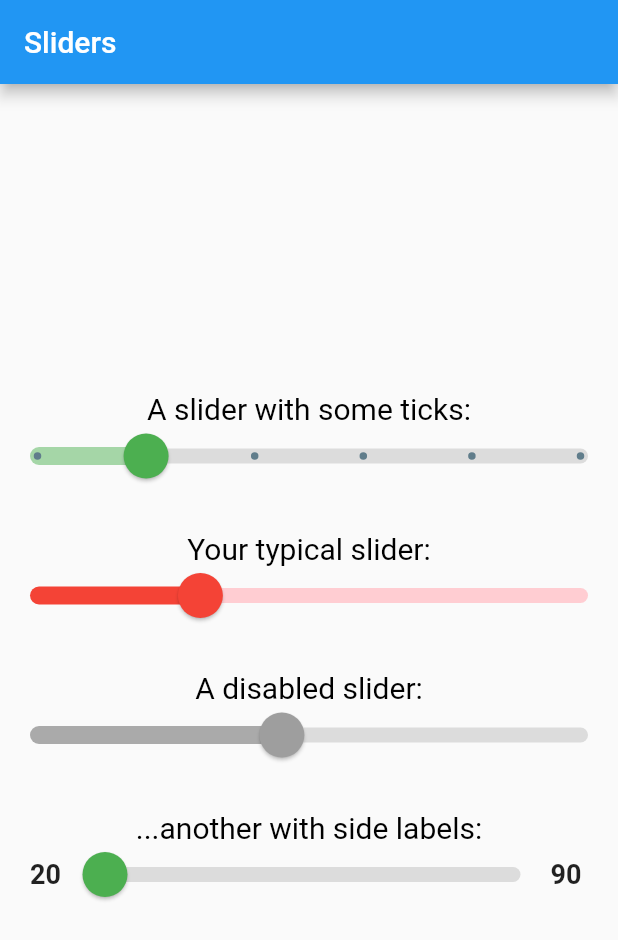
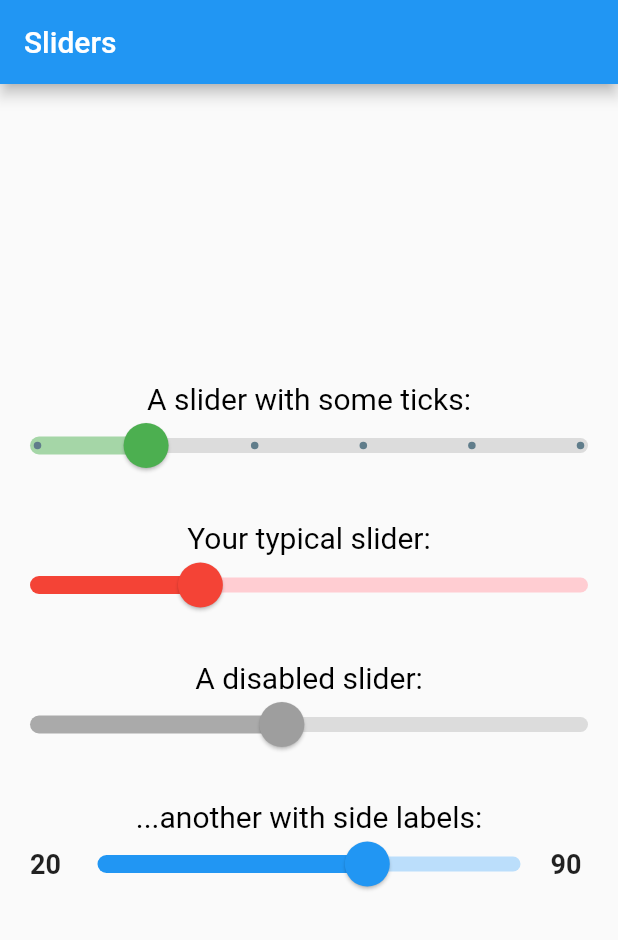
Before and after one commit to PyromancerBoom/flutterSlidersTemplate, a Flutter app: the screen it shows after launch, on a phone screen of 412 x 824 dp. Shown: the top 940 px of the screen. Run offline on Flutter 3.47's test engine with Material 2 defaults, Android fonts, the phone set to English and light mode, and no system bars.

```diff
--- a/lib/main.dart
+++ b/lib/main.dart
@@ -25,7 +25,7 @@ class MyStatefulWidget extends StatefulWidget {
 
 class _MyStatefulWidgetState extends State<MyStatefulWidget> {
   int indexTop = 0;
-  double valueBottom = 20;
+  double valueBottom = 65;
   double value = 20;
   double value2 = 30;
   @override
@@ -99,17 +99,41 @@ class _MyStatefulWidgetState extends State<MyStatefulWidget> {
           mainAxisAlignment: MainAxisAlignment.center,
           children: [
             buildSliderSideLabel(),
-            const SizedBox(height: 16),
+            const SizedBox(height: 30),
+            //volumeSlider(),
           ],
         ),
       ],
     ),
   );
 
+  @override
+  void initState() {
+    super.initState();
+  }
+
+  // TODO : make a volume button
+  // Widget volumeSlider(){
+  //   return Container(
+  //         child: Padding(
+  //           padding: EdgeInsets.all(10.0),
+  //           child: ListView(
+  //             children: <Widget>[
+  //               FlutterVolumeSlider(
+  //                 display: Display.HORIZONTAL,
+  //                 sliderActiveColor: Colors.blue,
+  //                 sliderInActiveColor: Colors.grey,
+  //               ),
+  //             ],
+  //           ),
+  //         ),
+  //       );
+  // }
+
   Widget buildSliderSideLabel() {
     final double min = 20;
     final double max = 90;
-    final divisions = 20;
+    final divisions = 70;
 
     return Container(
       margin: EdgeInsets.symmetric(horizontal: 20),
@@ -122,6 +146,8 @@ class _MyStatefulWidgetState extends State<MyStatefulWidget> {
               min: min,
               max: max,
               divisions: divisions,
+              activeColor: Colors.blue,
+              inactiveColor: Colors.blue.shade100,
               label: valueBottom.round().toString(),
               onChanged: (value) => setState(() => this.valueBottom = value),
             ),
@@ -138,5 +164,4 @@ class _MyStatefulWidgetState extends State<MyStatefulWidget> {
       style: TextStyle(fontSize: 18, fontWeight: FontWeight.bold),
     ),
   );
-
 }
--- a/pubspec.yaml
+++ b/pubspec.yaml
@@ -28,6 +28,7 @@ dependencies:
   # The following adds the Cupertino Icons font to your application.
   # Use with the CupertinoIcons class for iOS style icons.
   cupertino_icons: ^1.0.2
+  flutter_volume_slider: ^1.0.6
 
 dev_dependencies:
   flutter_test:
```
Also changed, not shown: Animation.gif (added), pubspec.lock, 1 other file.
